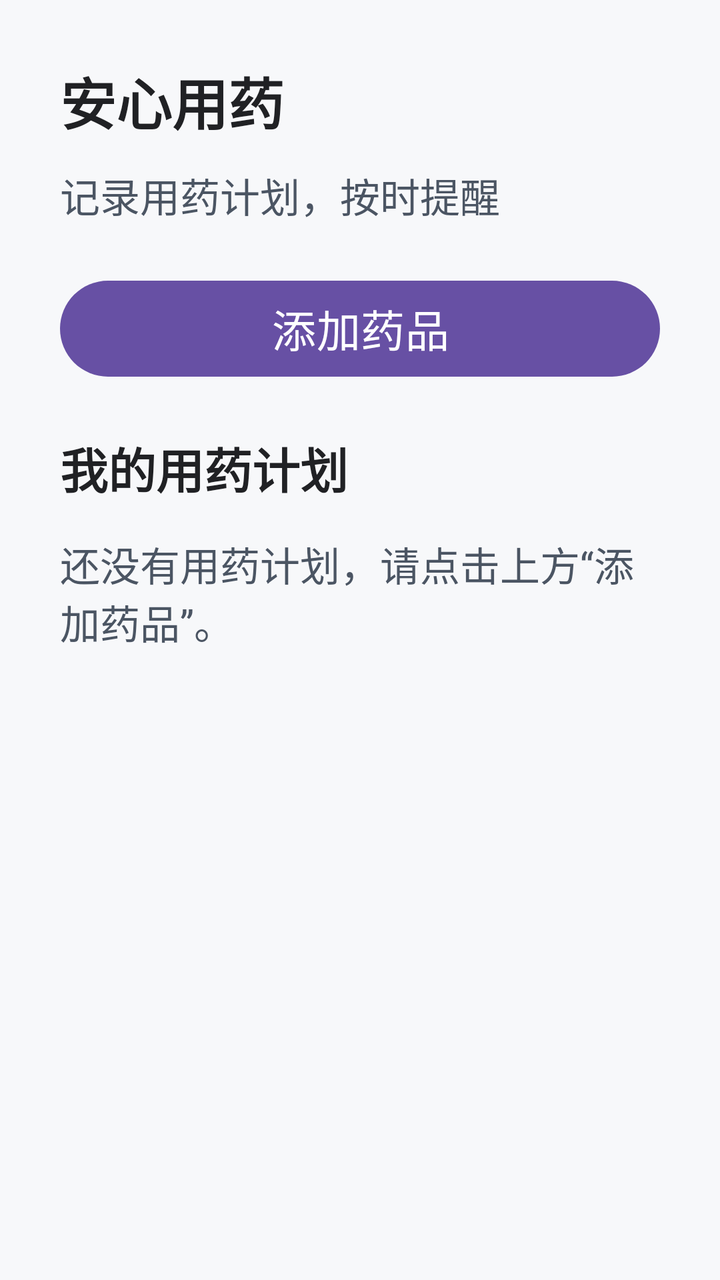
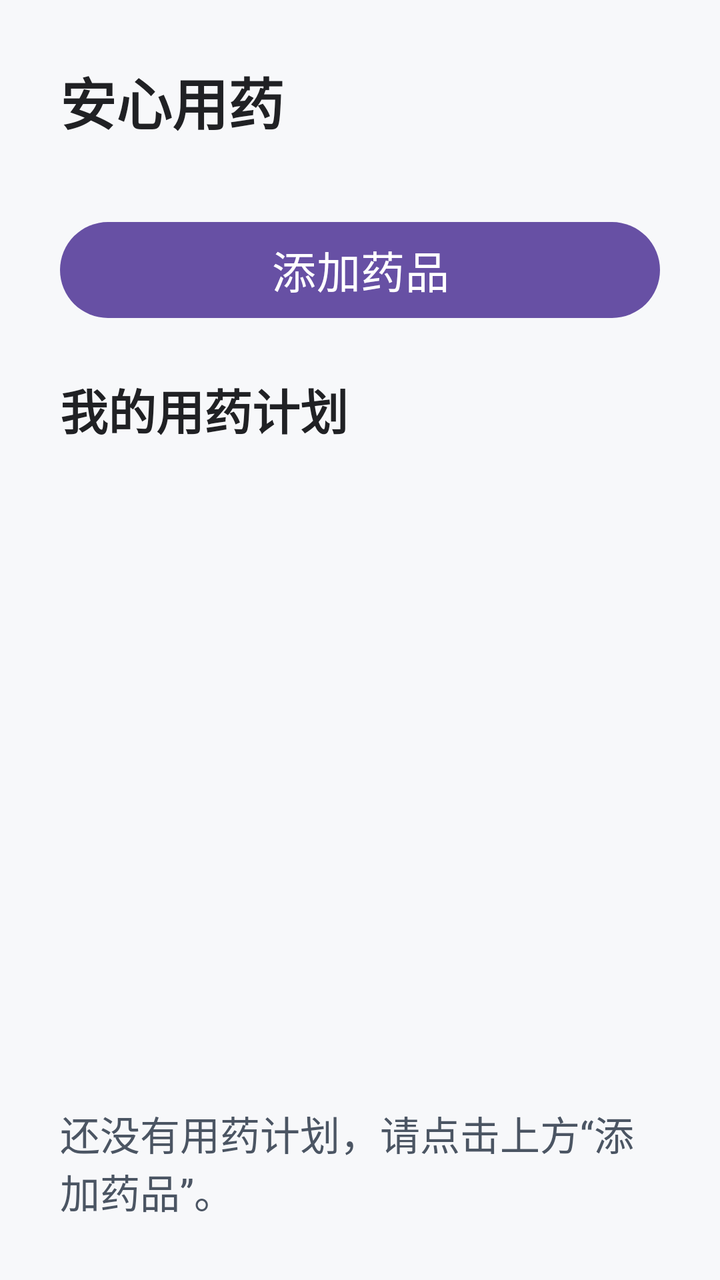

An Android layout rendered at two revisions. The XML below is the earlier revision; the diff shows what the commit changed to produce the second picture.
<!-- AndroidManifest.xml: application theme Theme.MedicineReminder -->
<!-- res/layout/activity_main.xml -->
<?xml version="1.0" encoding="utf-8"?>
<LinearLayout xmlns:android="http://schemas.android.com/apk/res/android"
    xmlns:tools="http://schemas.android.com/tools"
    android:id="@+id/main"
    android:layout_width="match_parent"
    android:layout_height="match_parent"
    android:orientation="vertical"
    android:padding="30dp"
    android:background="#F7F8FA">

    <TextView
        android:layout_width="match_parent"
        android:layout_height="wrap_content"
        android:text="安心用药"
        android:textColor="#202124"
        android:textSize="28sp"
        android:textStyle="bold"
        android:visibility="visible"
        tools:visibility="visible" />

    <TextView
        android:layout_width="match_parent"
        android:layout_height="wrap_content"
        android:layout_marginTop="12dp"
        android:text="记录用药计划，按时提醒"
        android:textSize="20sp"
        android:textColor="#4B5563" />

    <Button
        android:id="@+id/btnAddMedicine"
        android:layout_width="match_parent"
        android:layout_height="wrap_content"
        android:layout_marginTop="24dp"
        android:minHeight="56dp"
        android:text="添加药品"
        android:textSize="22sp" />

    <TextView
        android:layout_width="match_parent"
        android:layout_height="wrap_content"
        android:layout_marginTop="24dp"
        android:text="我的用药计划"
        android:textSize="24sp"
        android:textStyle="bold"
        android:textColor="#202124" />

    <TextView
        android:id="@+id/tvEmpty"
        android:layout_width="match_parent"
        android:layout_height="wrap_content"
        android:layout_marginTop="16dp"
        android:text="还没有用药计划，请点击上方“添加药品”。"
        android:textSize="20sp"
        android:textColor="#4B5563" />

</LinearLayout>
<!-- resources referenced by this layout -->
<resources>
  <style name="Theme.MedicineReminder" parent="Base.Theme.MedicineReminder" />
  <style name="Base.Theme.MedicineReminder" parent="Theme.Material3.DayNight.NoActionBar">
          
          
      </style>
</resources>

<!-- the commit's change to res/layout/activity_main.xml (unified diff, before → after) -->
@@ -20,7 +20,7 @@
 
     <TextView
         android:layout_width="match_parent"
-        android:layout_height="wrap_content"
+        android:layout_height="0dp"
         android:layout_marginTop="12dp"
         android:text="记录用药计划，按时提醒"
         android:textSize="20sp"
@@ -43,6 +43,14 @@
         android:textSize="24sp"
         android:textStyle="bold"
         android:textColor="#202124" />
+    <ListView
+        android:id="@+id/lvMedicine"
+        android:layout_width="match_parent"
+        android:layout_height="wrap_content"
+        android:layout_weight="1"
+        android:layout_marginTop="16dp"
+        android:divider="#D1D5DB"
+        android:dividerHeight="1dp"/>
 
     <TextView
         android:id="@+id/tvEmpty"
